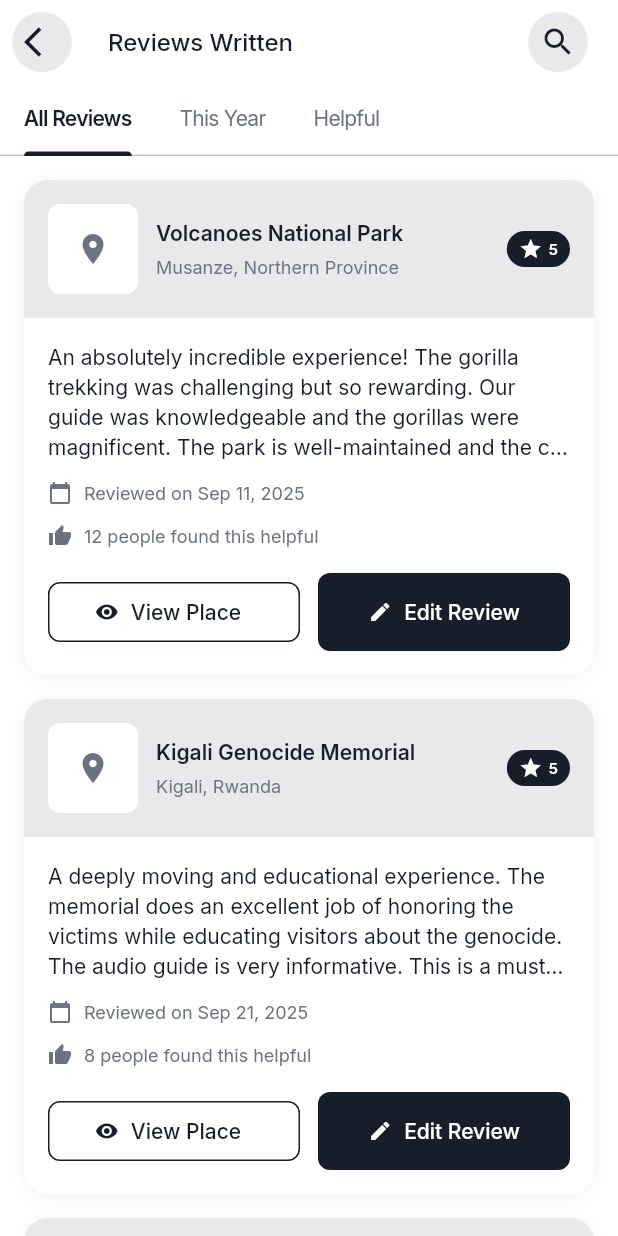
After one commit to hubertit/zoea.mobile.2, a Flutter app: the ProfileScreen screen opened by its route, after a tap on "24", on a phone screen of 412 x 824 dp. The commit adds this screen. Run offline on Flutter 3.47's test engine with Material 3 defaults, Android fonts, the phone set to English and light mode, and no system bars; drawn by our look-alikes of cached_network_image; our stand-ins replace country_picker, dio, flutter_animate, flutter_riverpod, go_router, google_fonts and 3 more; accounts and stored records are empty; network calls fail.

Commit message:
Add Reviews Written screen with comprehensive review management
- Create ReviewsWrittenScreen with tabbed interface (All Reviews, This Year, Helpful)
- Implement review cards with place images, ratings, review text, and helpful counts
- Add empty state with call-to-action to explore places and write reviews
- Include action buttons for viewing place details and editing reviews
- Add navigation from profile screen Reviews stat card
- Use mock data showcasing detailed reviews of Rwanda tourism destinations
- Maintain consistent AppTheme styling and navigation patterns
- Support for review ratings, helpful counts, and review management

```diff
--- a/lib/core/router/app_router.dart
+++ b/lib/core/router/app_router.dart
@@ -16,6 +16,7 @@
 import '../../features/profile/screens/profile_screen.dart';
 import '../../features/profile/screens/events_attended_screen.dart';
 import '../../features/profile/screens/visited_places_screen.dart';
+import '../../features/profile/screens/reviews_written_screen.dart';
 import '../../features/profile/screens/settings_screen.dart';
 import '../../features/referrals/screens/referral_screen.dart';
 import '../widgets/shell.dart';
@@ -130,6 +131,10 @@
         path: '/profile/visited-places',
         builder: (context, state) => const VisitedPlacesScreen(),
       ),
+      GoRoute(
+        path: '/profile/reviews-written',
+        builder: (context, state) => const ReviewsWrittenScreen(),
+      ),
     ],
   );
 });
--- a/lib/features/profile/screens/profile_screen.dart
+++ b/lib/features/profile/screens/profile_screen.dart
@@ -272,11 +272,14 @@
               ),
         const SizedBox(width: 12),
         Expanded(
-          child: _buildStatCard(
-            icon: Icons.star,
-            title: 'Reviews',
-            value: '24',
-            subtitle: 'Written',
+          child: GestureDetector(
+            onTap: () => context.go('/profile/reviews-written'),
+            child: _buildStatCard(
+              icon: Icons.star,
+              title: 'Reviews',
+              value: '24',
+              subtitle: 'Written',
+            ),
           ),
         ),
       ],
--- /dev/null
+++ b/lib/features/profile/screens/reviews_written_screen.dart
@@ -0,0 +1,445 @@
+import 'package:flutter/material.dart';
+import 'package:flutter_riverpod/flutter_riverpod.dart';
+import 'package:go_router/go_router.dart';
+import 'package:cached_network_image/cached_network_image.dart';
+import 'package:intl/intl.dart';
+
+import '../../../core/theme/app_theme.dart';
+
+class ReviewsWrittenScreen extends ConsumerStatefulWidget {
+  const ReviewsWrittenScreen({super.key});
+
+  @override
+  ConsumerState<ReviewsWrittenScreen> createState() => _ReviewsWrittenScreenState();
+}
+
+class _ReviewsWrittenScreenState extends ConsumerState<ReviewsWrittenScreen>
+    with TickerProviderStateMixin {
+  late TabController _tabController;
+
+  @override
+  void initState() {
+    super.initState();
+    _tabController = TabController(length: 3, vsync: this);
+  }
+
+  @override
+  void dispose() {
+    _tabController.dispose();
+    super.dispose();
+  }
+
+  @override
+  Widget build(BuildContext context) {
+    return Scaffold(
+      backgroundColor: AppTheme.backgroundColor,
+      appBar: AppBar(
+        title: Text(
+          'Reviews Written',
+          style: AppTheme.titleLarge,
+        ),
+        backgroundColor: AppTheme.backgroundColor,
+        elevation: 0,
+        centerTitle: false,
+        automaticallyImplyLeading: false,
+        leading: IconButton(
+          onPressed: () => context.go('/profile'),
+          icon: const Icon(Icons.arrow_back_ios),
+          style: IconButton.styleFrom(
+            backgroundColor: AppTheme.dividerColor,
+            foregroundColor: AppTheme.primaryTextColor,
+          ),
+        ),
+        actions: [
+          IconButton(
+            onPressed: () {
+              // TODO: Add search functionality
+            },
+            icon: const Icon(Icons.search_outlined),
+            style: IconButton.styleFrom(
+              backgroundColor: AppTheme.dividerColor,
+              foregroundColor: AppTheme.primaryTextColor,
+            ),
+          ),
+          const SizedBox(width: 16),
+        ],
+        bottom: TabBar(
+          controller: _tabController,
+          indicatorColor: AppTheme.primaryColor,
+          labelColor: AppTheme.primaryColor,
+          unselectedLabelColor: AppTheme.secondaryTextColor,
+          labelStyle: const TextStyle(
+            fontSize: 14,
+            fontWeight: FontWeight.w600,
+          ),
+          unselectedLabelStyle: const TextStyle(
+            fontSize: 14,
+            fontWeight: FontWeight.w400,
+          ),
+          tabAlignment: TabAlignment.start,
+          isScrollable: true,
+          tabs: const [
+            Tab(text: 'All Reviews'),
+            Tab(text: 'This Year'),
+            Tab(text: 'Helpful'),
+          ],
+        ),
+      ),
+      body: TabBarView(
+        controller: _tabController,
+        children: [
+          _buildReviewsList(),
+          _buildReviewsList(),
+          _buildReviewsList(),
+        ],
+      ),
+    );
+  }
+
+  Widget _buildReviewsList() {
+    // Mock data for demonstration
+    final reviews = _getMockReviews();
+
+    if (reviews.isEmpty) {
+      return _buildEmptyState();
+    }
+
+    return ListView.builder(
+      padding: const EdgeInsets.all(16),
+      itemCount: reviews.length,
+      itemBuilder: (context, index) {
+        final review = reviews[index];
+        return _buildReviewCard(review);
+      },
+    );
+  }
+
+  Widget _buildEmptyState() {
+    return Center(
+      child: Column(
+        mainAxisAlignment: MainAxisAlignment.center,
+        children: [
+          Container(
+            padding: const EdgeInsets.all(24),
+            decoration: BoxDecoration(
+              color: AppTheme.dividerColor,
+              shape: BoxShape.circle,
+            ),
+            child: Icon(
+              Icons.rate_review,
+              size: 48,
+              color: AppTheme.secondaryTextColor,
+            ),
+          ),
+          const SizedBox(height: 24),
+          Text(
+            'No Reviews Written',
+            style: AppTheme.titleLarge.copyWith(
+              fontWeight: FontWeight.w600,
+            ),
+          ),
+          const SizedBox(height: 8),
+          Text(
+            'Share your experiences by writing\nreviews for places you\'ve visited',
+            style: AppTheme.bodyMedium.copyWith(
+              color: AppTheme.secondaryTextColor,
+            ),
+            textAlign: TextAlign.center,
+          ),
+          const SizedBox(height: 24),
+          ElevatedButton(
+            onPressed: () => context.go('/explore'),
+            style: ElevatedButton.styleFrom(
+              backgroundColor: AppTheme.primaryColor,
+              foregroundColor: Colors.white,
+              padding: const EdgeInsets.symmetric(horizontal: 24, vertical: 12),
+              shape: RoundedRectangleBorder(
+                borderRadius: BorderRadius.circular(8),
+              ),
+            ),
+            child: Text(
+              'Explore Places',
+              style: AppTheme.bodyMedium.copyWith(
+                fontWeight: FontWeight.w600,
+                color: Colors.white,
+              ),
+            ),
+          ),
+        ],
+      ),
+    );
+  }
+
+  Widget _buildReviewCard(Map<String, dynamic> review) {
+    final reviewDate = review['date'] as DateTime;
+    final dateFormat = DateFormat('MMM dd, yyyy');
+    final rating = review['rating'] as int;
+
+    return Container(
+      margin: const EdgeInsets.only(bottom: 16),
+      decoration: BoxDecoration(
+        color: AppTheme.backgroundColor,
+        borderRadius: BorderRadius.circular(16),
+        boxShadow: [
+          BoxShadow(
+            color: Colors.black.withOpacity(0.05),
+            blurRadius: 10,
+            offset: const Offset(0, 2),
+          ),
+        ],
+      ),
+      child: Column(
+        crossAxisAlignment: CrossAxisAlignment.start,
+        children: [
+          // Place Header
+          Container(
+            padding: const EdgeInsets.all(16),
+            decoration: BoxDecoration(
+              color: AppTheme.dividerColor,
+              borderRadius: const BorderRadius.vertical(top: Radius.circular(16)),
+            ),
+            child: Row(
+              children: [
+                // Place Image
+                ClipRRect(
+                  borderRadius: BorderRadius.circular(8),
+                  child: CachedNetworkImage(
+                    imageUrl: review['placeImage'] as String,
+                    width: 60,
+                    height: 60,
+                    fit: BoxFit.cover,
+                    placeholder: (context, url) => Container(
+                      width: 60,
+                      height: 60,
+                      color: AppTheme.backgroundColor,
+                      child: const Center(
+                        child: CircularProgressIndicator(
+                          color: AppTheme.primaryColor,
+                          strokeWidth: 2,
+                        ),
+                      ),
+                    ),
+                    errorWidget: (context, url, error) => Container(
+                      width: 60,
+                      height: 60,
+                      color: AppTheme.backgroundColor,
+                      child: const Icon(
+                        Icons.place,
+                        color: AppTheme.secondaryTextColor,
+                      ),
+                    ),
+                  ),
+                ),
+                const SizedBox(width: 12),
+                // Place Info
+                Expanded(
+                  child: Column(
+                    crossAxisAlignment: CrossAxisAlignment.start,
+                    children: [
+                      Text(
+                        review['placeName'] as String,
+                        style: AppTheme.titleMedium.copyWith(
+                          fontWeight: FontWeight.w600,
+                        ),
+                        maxLines: 1,
+                        overflow: TextOverflow.ellipsis,
+                      ),
+                      const SizedBox(height: 4),
+                      Text(
+                        review['placeLocation'] as String,
+                        style: AppTheme.bodySmall.copyWith(
+                          color: AppTheme.secondaryTextColor,
+                        ),
+                        maxLines: 1,
+                        overflow: TextOverflow.ellipsis,
+                      ),
+                    ],
+                  ),
+                ),
+                // Rating
+                Container(
+                  padding: const EdgeInsets.symmetric(horizontal: 8, vertical: 4),
+                  decoration: BoxDecoration(
+                    color: AppTheme.primaryColor,
+                    borderRadius: BorderRadius.circular(12),
+                  ),
+                  child: Row(
+                    mainAxisSize: MainAxisSize.min,
+                    children: [
+                      const Icon(
+                        Icons.star,
+                        size: 16,
+                        color: Colors.white,
+                      ),
+                      const SizedBox(width: 4),
+                      Text(
+                        rating.toString(),
+                        style: AppTheme.labelSmall.copyWith(
+                          color: Colors.white,
+                          fontWeight: FontWeight.w600,
+                        ),
+                      ),
+                    ],
+                  ),
+                ),
+              ],
+            ),
+          ),
+          // Review Content
+          Padding(
+            padding: const EdgeInsets.all(16),
+            child: Column(
+              crossAxisAlignment: CrossAxisAlignment.start,
+              children: [
+                // Review Text
+                Text(
+                  review['text'] as String,
+                  style: AppTheme.bodyMedium,
+                  maxLines: 4,
+                  overflow: TextOverflow.ellipsis,
+                ),
+                const SizedBox(height: 12),
+                // Review Date
+                Row(
+                  children: [
+                    Icon(
+                      Icons.calendar_today,
+                      size: 16,
+                      color: AppTheme.secondaryTextColor,
+                    ),
+                    const SizedBox(width: 8),
+                    Text(
+                      'Reviewed on ${dateFormat.format(reviewDate)}',
+                      style: AppTheme.bodySmall.copyWith(
+                        color: AppTheme.secondaryTextColor,
+                      ),
+                    ),
+                  ],
+                ),
+                const SizedBox(height: 12),
+                // Helpful Count
+                Row(
+                  children: [
+                    Icon(
+                      Icons.thumb_up,
+                      size: 16,
+                      color: AppTheme.secondaryTextColor,
+                    ),
+                    const SizedBox(width: 8),
+                    Text(
+                      '${review['helpfulCount']} people found this helpful',
+                      style: AppTheme.bodySmall.copyWith(
+                        color: AppTheme.secondaryTextColor,
+                      ),
+                    ),
+                  ],
+                ),
+                const SizedBox(height: 16),
+                // Action Buttons
+                Row(
+                  children: [
+                    Expanded(
+                      child: OutlinedButton.icon(
+                        onPressed: () {
+                          // TODO: Navigate to place details
+                          // context.go('/place/${review['placeId']}');
+                        },
+                        icon: const Icon(Icons.visibility, size: 16),
+                        label: const Text('View Place'),
+                        style: OutlinedButton.styleFrom(
+                          foregroundColor: AppTheme.primaryColor,
+                          side: BorderSide(color: AppTheme.primaryColor),
+                          shape: RoundedRectangleBorder(
+                            borderRadius: BorderRadius.circular(8),
+                          ),
+                        ),
+                      ),
+                    ),
+                    const SizedBox(width: 12),
+                    Expanded(
+                      child: ElevatedButton.icon(
+                        onPressed: () {
+                          // TODO: Edit review
+                        },
+                        icon: const Icon(Icons.edit, size: 16),
+                        label: const Text('Edit Review'),
+                        style: ElevatedButton.styleFrom(
+                          backgroundColor: AppTheme.primaryColor,
+                          foregroundColor: Colors.white,
+                          shape: RoundedRectangleBorder(
+                            borderRadius: BorderRadius.circular(8),
+                          ),
+                        ),
+                      ),
+                    ),
+                  ],
+                ),
+              ],
+            ),
+          ),
+        ],
+      ),
+    );
+  }
+
+  List<Map<String, dynamic>> _getMockReviews() {
+    // Mock data for demonstration - using simple Map structure
+    return [
+      {
+        'id': '1',
+        'placeId': '1',
+        'placeName': 'Volcanoes National Park',
+        'placeLocation': 'Musanze, Northern Province',
+        'placeImage': 'https://images.unsplash.com/photo-1544735716-392fe2489ffa?w=400&h=300&fit=crop',
+        'rating': 5,
+        'text': 'An absolutely incredible experience! The gorilla trekking was challenging but so rewarding. Our guide was knowledgeable and the gorillas were magnificent. The park is well-maintained and the conservation efforts are truly inspiring. Highly recommend for anyone visiting Rwanda.',
+        'date': DateTime.now().subtract(const Duration(days: 30)),
+        'helpfulCount': 12,
+      },
+      {
+        'id': '2',
+        'placeId': '2',
+        'placeName': 'Kigali Genocide Memorial',
+        'placeLocation': 'Kigali, Rwanda',
+        'placeImage': 'https://images.unsplash.com/photo-1578662996442-48f60103fc96?w=400&h=300&fit=crop',
+        'rating': 5,
+        'text': 'A deeply moving and educational experience. The memorial does an excellent job of honoring the victims while educating visitors about the genocide. The audio guide is very informative. This is a must-visit for anyone wanting to understand Rwanda\'s history.',
+        'date': DateTime.now().subtract(const Duration(days: 20)),
+        'helpfulCount': 8,
+      },
+      {
+        'id': '3',
+        'placeId': '3',
+        'placeName': 'Lake Kivu',
+        'placeLocation': 'Rubavu, Western Province',
+        'placeImage': 'https://images.unsplash.com/photo-1506905925346-21bda4d32df4?w=400&h=300&fit=crop',
+        'rating': 4,
+        'text': 'Beautiful lake with stunning views. The boat ride was relaxing and the scenery is breathtaking. The water is clean and the surrounding hills create a picturesque landscape. Great for a day trip from Kigali.',
+        'date': DateTime.now().subtract(const Duration(days: 15)),
+        'helpfulCount': 6,
+      },
+      {
+        'id': '4',
+        'placeId': '4',
+        'placeName': 'Nyungwe Forest National Park',
+        'placeLocation': 'Nyungwe, Southern Province',
+        'placeImage': 'https://images.unsplash.com/photo-1441974231531-c6227db76b6e?w=400&h=300&fit=crop',
+        'rating': 5,
+        'text': 'Amazing forest experience! The canopy walk was thrilling and the views are spectacular. We saw several species of monkeys and the biodiversity is incredible. The guides are very knowledgeable about the flora and fauna.',
+        'date': DateTime.now().subtract(const Duration(days: 10)),
+        'helpfulCount': 9,
+      },
+      {
+        'id': '5',
+        'placeId': '5',
+        'placeName': 'Inema Arts Center',
+        'placeLocation': 'Kigali, Rwanda',
+        'placeImage': 'https://images.unsplash.com/photo-1541961017774-22349e4a1262?w=400&h=300&fit=crop',
+        'rating': 4,
+        'text': 'Wonderful art center showcasing contemporary African art. The exhibitions are thought-provoking and the artists are very talented. The center also offers workshops and classes. Great place to support local artists and learn about Rwandan culture.',
+        'date': DateTime.now().subtract(const Duration(days: 5)),
+        'helpfulCount': 4,
+      },
+    ];
+  }
+}
```
